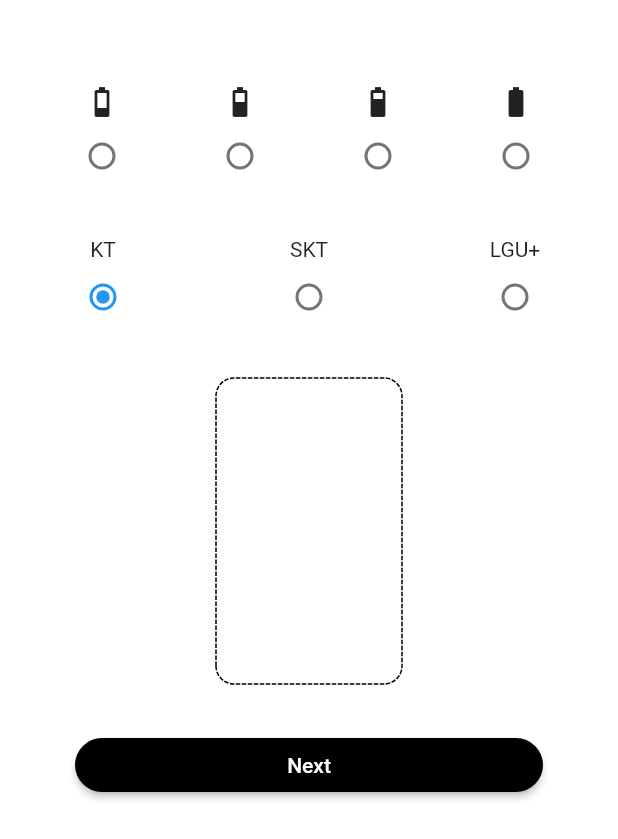
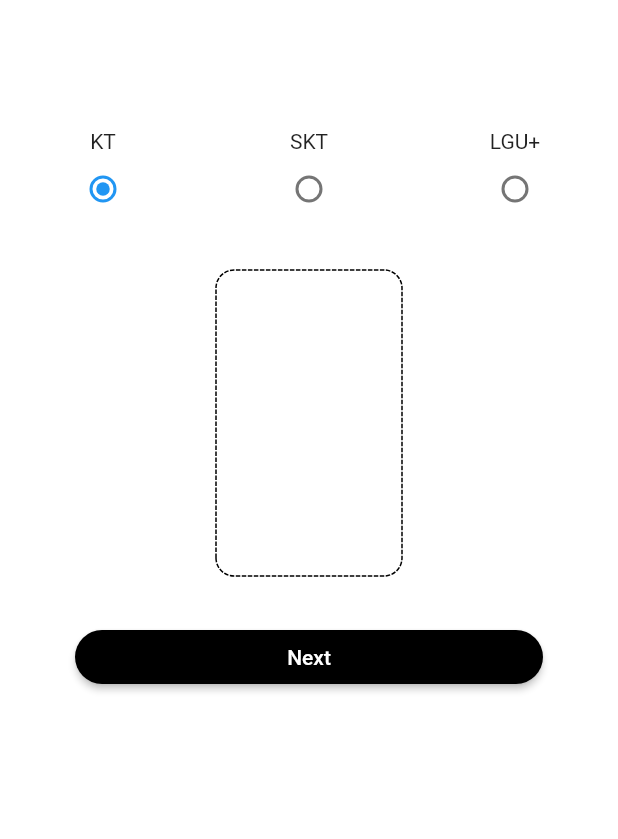
Before and after one commit to Yoochanhong/emptyPhoneProject, a Flutter app: the screen it shows after launch, on a phone screen of 412 x 824 dp. Shown: the top 839 px of the screen. Run offline on Flutter 3.47's test engine with Material 2 defaults, Android fonts, the phone set to English and light mode, and no system bars; drawn by our look-alikes of dotted_border; our stand-ins replace image_cropper, image_picker, timer_builder.

Commit message:
배터리 관련 코드 제거

```diff
--- a/lib/screen/start_setting.dart
+++ b/lib/screen/start_setting.dart
@@ -14,7 +14,7 @@ class StartSettingScreen extends StatefulWidget {
 }
 
 class _StartSettingScreenState extends State<StartSettingScreen> {
-  RadioStateInfo radioStateInfo = RadioStateInfo(battery: '2', company: 'KT');
+  RadioStateInfo radioStateInfo = RadioStateInfo(company: 'KT');
   XFile? _pickedFile;
   CroppedFile? _croppedFile;
 
@@ -28,63 +28,6 @@ class _StartSettingScreenState extends State<StartSettingScreen> {
       backgroundColor: Colors.white,
       body: Column(
         children: [
-          Row(
-            mainAxisAlignment: MainAxisAlignment.spaceEvenly,
-            children: [
-              Column(
-                children: [
-                  const Icon(Icons.battery_2_bar),
-                  Radio(
-                      value: '2',
-                      groupValue: radioStateInfo.battery,
-                      onChanged: (value) {
-                        setState(() {
-                          radioStateInfo.battery = value!;
-                        });
-                      }),
-                ],
-              ),
-              Column(
-                children: [
-                  const Icon(Icons.battery_4_bar),
-                  Radio(
-                      value: '4',
-                      groupValue: radioStateInfo.battery,
-                      onChanged: (value) {
-                        setState(() {
-                          radioStateInfo.battery = value!;
-                        });
-                      }),
-                ],
-              ),
-              Column(
-                children: [
-                  const Icon(Icons.battery_5_bar),
-                  Radio(
-                      value: '5',
-                      groupValue: radioStateInfo.battery,
-                      onChanged: (value) {
-                        setState(() {
-                          radioStateInfo.battery = value!;
-                        });
-                      }),
-                ],
-              ),
-              Column(
-                children: [
-                  const Icon(Icons.battery_std),
-                  Radio(
-                      value: 'std',
-                      groupValue: radioStateInfo.battery,
-                      onChanged: (value) {
-                        setState(() {
-                          radioStateInfo.battery = value!;
-                        });
-                      }),
-                ],
-              ),
-            ],
-          ),
           const SizedBox(height: 30),
           Row(
             mainAxisAlignment: MainAxisAlignment.spaceAround,
```
Also changed, not shown: lib/screen/main_screen.dart (+21 -16 lines).
